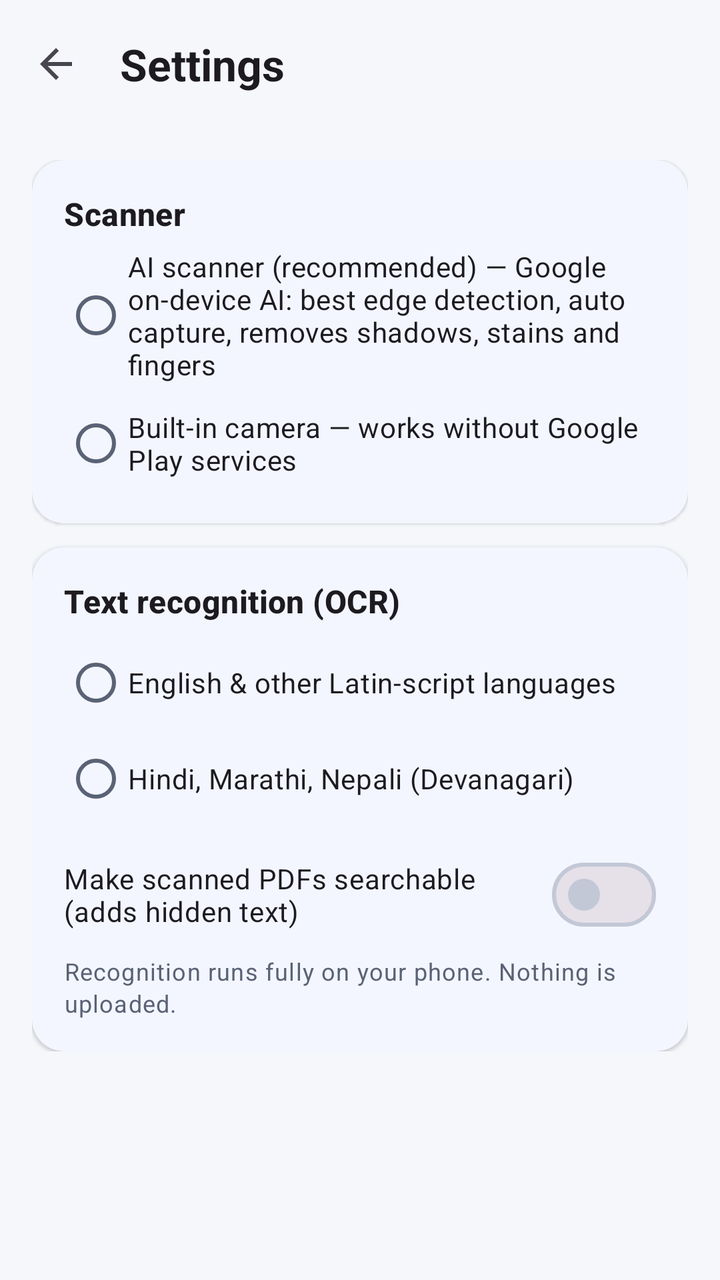
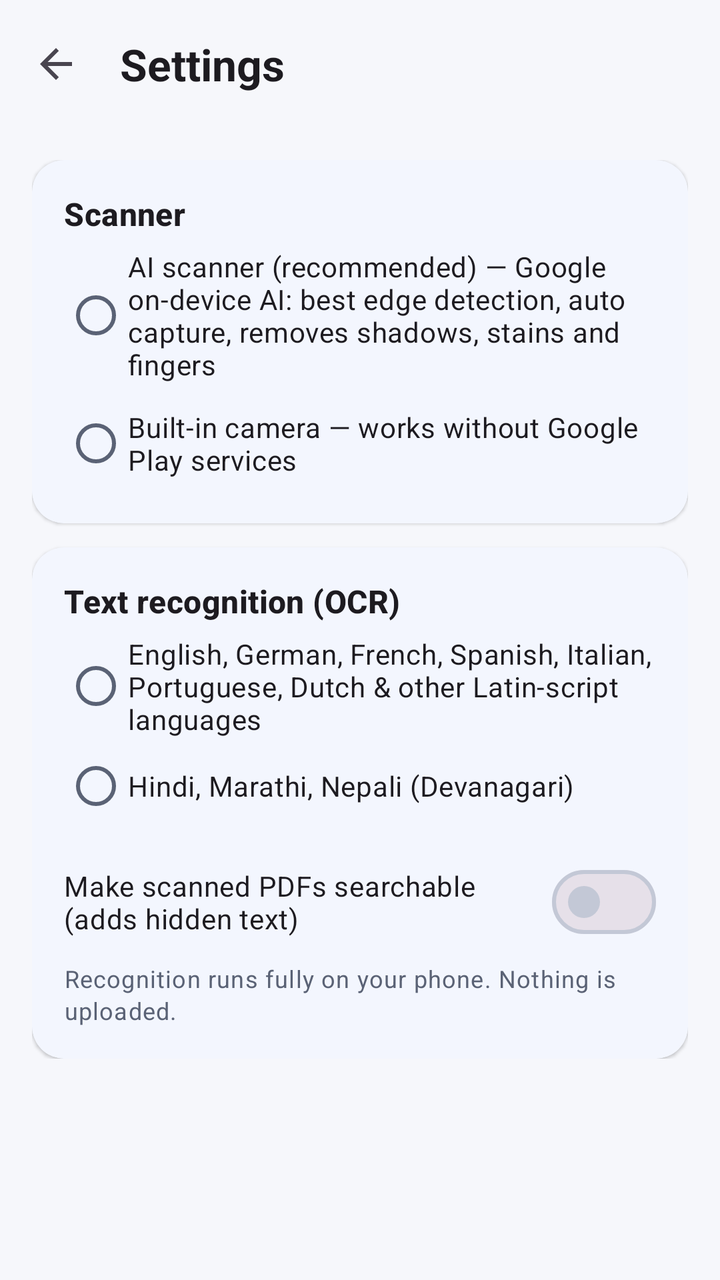

Before-and-after screenshots of an Android layout around one commit, followed by the original layout XML and the change that was made.
<!-- AndroidManifest.xml: application theme Theme.ScanSign -->
<!-- res/layout/activity_settings.xml -->
<?xml version="1.0" encoding="utf-8"?>
<LinearLayout xmlns:android="http://schemas.android.com/apk/res/android"
    xmlns:app="http://schemas.android.com/apk/res-auto"
    android:layout_width="match_parent"
    android:layout_height="match_parent"
    android:orientation="vertical">

    <com.google.android.material.appbar.MaterialToolbar
        android:id="@+id/toolbar"
        style="@style/Widget.App.Toolbar"
        android:layout_width="match_parent"
        android:layout_height="?attr/actionBarSize"
        app:navigationIcon="@drawable/ic_back"
        app:title="Settings" />

    <androidx.core.widget.NestedScrollView
        android:layout_width="match_parent"
        android:layout_height="match_parent">

        <LinearLayout
            android:layout_width="match_parent"
            android:layout_height="wrap_content"
            android:orientation="vertical"
            android:padding="16dp">

            <com.google.android.material.card.MaterialCardView
                android:layout_width="match_parent"
                android:layout_height="wrap_content">

                <LinearLayout
                    android:layout_width="match_parent"
                    android:layout_height="wrap_content"
                    android:orientation="vertical"
                    android:padding="16dp">

                    <TextView
                        android:layout_width="wrap_content"
                        android:layout_height="wrap_content"
                        android:text="Scanner"
                        android:textAppearance="@style/TextAppearance.App.Section" />

                    <RadioGroup
                        android:id="@+id/scanner"
                        android:layout_width="match_parent"
                        android:layout_height="wrap_content"
                        android:layout_marginTop="6dp">

                        <RadioButton
                            android:id="@+id/scannerAi"
                            android:layout_width="match_parent"
                            android:layout_height="wrap_content"
                            android:text="AI scanner (recommended) — Google on-device AI: best edge detection, auto capture, removes shadows, stains and fingers" />

                        <RadioButton
                            android:id="@+id/scannerBuiltin"
                            android:layout_width="match_parent"
                            android:layout_height="wrap_content"
                            android:layout_marginTop="6dp"
                            android:text="Built-in camera — works without Google Play services" />
                    </RadioGroup>
                </LinearLayout>
            </com.google.android.material.card.MaterialCardView>

            <com.google.android.material.card.MaterialCardView
                android:layout_width="match_parent"
                android:layout_height="wrap_content"
                android:layout_marginTop="12dp">

                <LinearLayout
                    android:layout_width="match_parent"
                    android:layout_height="wrap_content"
                    android:orientation="vertical"
                    android:padding="16dp">

                    <TextView
                        android:layout_width="wrap_content"
                        android:layout_height="wrap_content"
                        android:text="Text recognition (OCR)"
                        android:textAppearance="@style/TextAppearance.App.Section" />

                    <RadioGroup
                        android:id="@+id/ocr"
                        android:layout_width="match_parent"
                        android:layout_height="wrap_content"
                        android:layout_marginTop="6dp">

                        <RadioButton
                            android:id="@+id/ocrLatin"
                            android:layout_width="match_parent"
                            android:layout_height="wrap_content"
                            android:text="English &amp; other Latin-script languages" />

                        <RadioButton
                            android:id="@+id/ocrDeva"
                            android:layout_width="match_parent"
                            android:layout_height="wrap_content"
                            android:text="Hindi, Marathi, Nepali (Devanagari)" />
                    </RadioGroup>

                    <com.google.android.material.materialswitch.MaterialSwitch
                        android:id="@+id/searchable"
                        android:layout_width="match_parent"
                        android:layout_height="wrap_content"
                        android:layout_marginTop="10dp"
                        android:text="Make scanned PDFs searchable (adds hidden text)" />

                    <TextView
                        android:layout_width="match_parent"
                        android:layout_height="wrap_content"
                        android:layout_marginTop="6dp"
                        android:text="Recognition runs fully on your phone. Nothing is uploaded."
                        android:textAppearance="@style/TextAppearance.Material3.BodySmall"
                        android:textColor="?attr/colorOnSurfaceVariant" />
                </LinearLayout>
            </com.google.android.material.card.MaterialCardView>
        </LinearLayout>
    </androidx.core.widget.NestedScrollView>
</LinearLayout>
<!-- resources referenced by this layout -->
<resources>
  <!-- drawable ic_back (drawable) -->
  <?xml version="1.0" encoding="utf-8"?>
  <vector xmlns:android="http://schemas.android.com/apk/res/android"
      android:width="24dp" android:height="24dp"
      android:viewportWidth="24" android:viewportHeight="24"
      android:tint="?attr/colorControlNormal">
      <path android:fillColor="#FFFFFFFF" android:pathData="M20,11H7.83l5.59,-5.59L12,4l-8,8 8,8 1.41,-1.41L7.83,13H20v-2z" />
  </vector>
  <style name="TextAppearance.App.Section" parent="TextAppearance.Material3.TitleMedium">
          <item name="android:textStyle">bold</item>
      </style>
  <style name="Widget.App.Toolbar" parent="Widget.Material3.Toolbar">
          <item name="android:background">@color/md_background</item>
          <item name="titleTextAppearance">@style/TextAppearance.App.ToolbarTitle</item>
      </style>
  <style name="Theme.ScanSign" parent="Theme.Material3.DayNight.NoActionBar">
          <item name="colorPrimary">@color/md_primary</item>
          <item name="colorOnPrimary">@color/md_on_primary</item>
          <item name="colorPrimaryContainer">@color/md_primary_container</item>
          <item name="colorOnPrimaryContainer">@color/md_on_primary_container</item>
          <item name="colorSecondary">@color/md_secondary</item>
          <item name="colorSecondaryContainer">@color/md_secondary_container</item>
          <item name="colorOnSecondaryContainer">@color/md_on_secondary_container</item>
          <item name="android:colorBackground">@color/md_background</item>
          <item name="colorSurface">@color/md_surface</item>
          <item name="colorSurfaceVariant">@color/md_surface_variant</item>
          <item name="colorOnSurface">@color/md_on_surface</item>
          <item name="colorOnSurfaceVariant">@color/md_on_surface_variant</item>
          <item name="colorOutline">@color/md_outline</item>
          <item name="android:windowBackground">@color/md_background</item>
          <item name="android:statusBarColor">@color/md_background</item>
          <item name="android:navigationBarColor">@color/md_background</item>
          <item name="android:windowLightStatusBar">@bool/light_bars</item>
          <item name="materialCardViewStyle">@style/Widget.App.Card</item>
      </style>
  <color name="md_background">#F6F7FB</color>
  <style name="TextAppearance.App.ToolbarTitle" parent="TextAppearance.Material3.TitleLarge">
          <item name="android:textStyle">bold</item>
      </style>
  <color name="md_primary">#2457F5</color>
  <color name="md_on_primary">#FFFFFF</color>
  <color name="md_primary_container">#DCE4FF</color>
  <color name="md_on_primary_container">#001652</color>
  <color name="md_secondary">#00A893</color>
  <color name="md_secondary_container">#C9F5EE</color>
  <color name="md_on_secondary_container">#00201C</color>
  <color name="md_surface">#FFFFFF</color>
  <color name="md_surface_variant">#E7EAF3</color>
  <color name="md_on_surface">#151922</color>
  <color name="md_on_surface_variant">#5A6275</color>
  <color name="md_outline">#C3C8D6</color>
  <style name="Widget.App.Card" parent="Widget.Material3.CardView.Elevated">
          <item name="cardCornerRadius">16dp</item>
          <item name="cardElevation">1dp</item>
          <item name="cardBackgroundColor">@color/md_surface</item>
      </style>
</resources>

<!-- the commit's change to res/layout/activity_settings.xml (unified diff, before → after) -->
@@ -88,7 +88,7 @@
                             android:id="@+id/ocrLatin"
                             android:layout_width="match_parent"
                             android:layout_height="wrap_content"
-                            android:text="English &amp; other Latin-script languages" />
+                            android:text="English, German, French, Spanish, Italian, Portuguese, Dutch &amp; other Latin-script languages" />
 
                         <RadioButton
                             android:id="@+id/ocrDeva"
